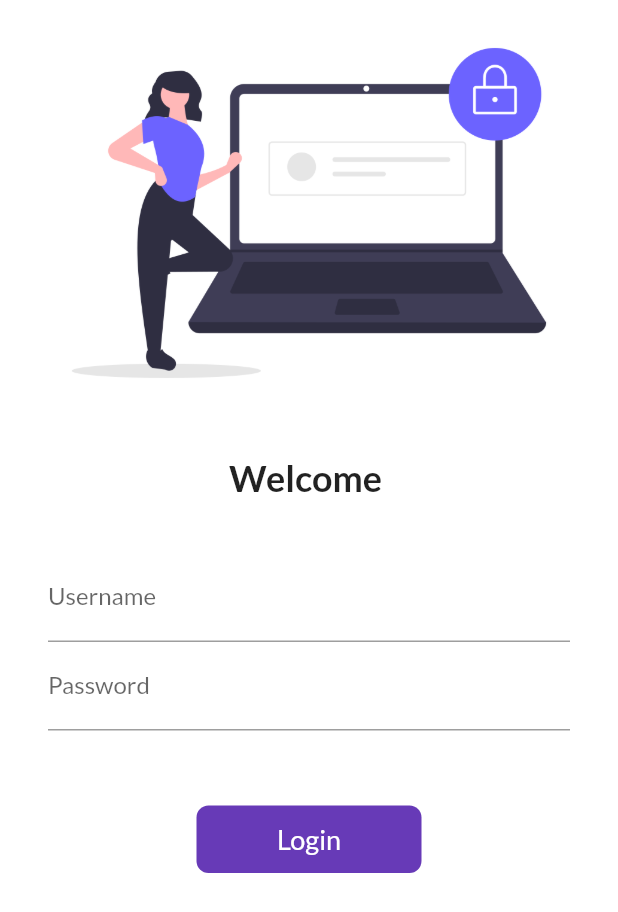
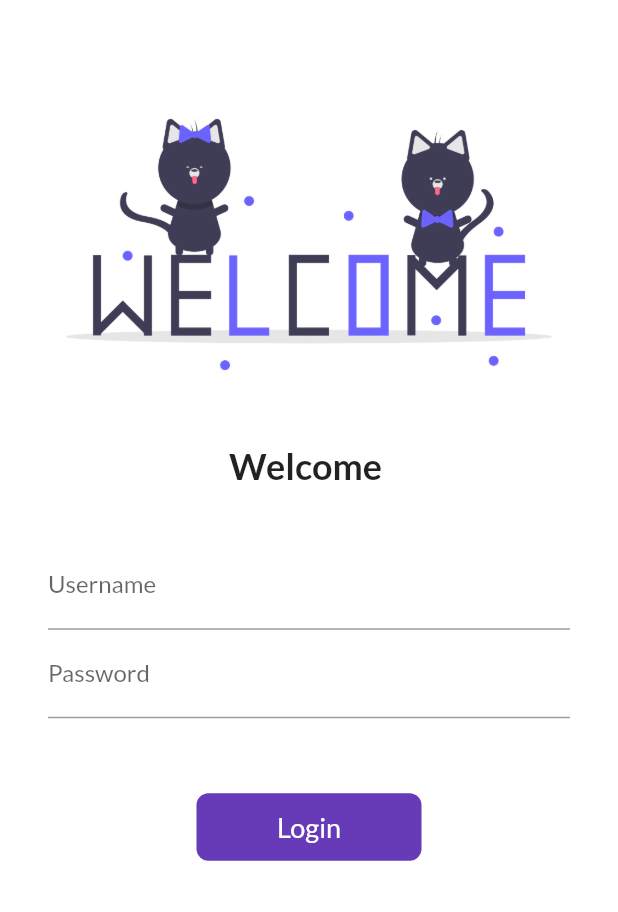
Before and after one commit to harikrishna-makwana/30DaysOfFlutter, a Flutter app: the screen it shows after launch, on a phone screen of 412 x 824 dp. Shown: the top 912 px of the screen. Run offline on Flutter 3.47's test engine with Material 2 defaults, Android fonts, the phone set to English and light mode, and no system bars; our stand-ins replace google_fonts.

Commit message:
Day 8 completed

```diff
--- a/lib/pages/login_page.dart
+++ b/lib/pages/login_page.dart
@@ -14,6 +14,22 @@
   String name = "";
   bool changeButton = false;
 
+  final _formkey = GlobalKey<FormState>();
+
+  moveToHome(BuildContext context) async {
+    if (_formkey.currentState!.validate()) {
+      setState(() {
+        changeButton = true;
+      });
+
+      await Future.delayed(Duration(seconds: 1));
+      await Navigator.pushNamed(context, MyRoutes.homeRoute);
+      setState(() {
+        changeButton = false;
+      });
+    }
+  }
+
   @override
   Widget build(BuildContext context) {
     return Material(
@@ -21,8 +37,11 @@
         child: SingleChildScrollView(
           child: Column(
             children: [
+              SizedBox(
+                height: 50.0,
+              ),
               Image.asset(
-                "assets/images/login_image.png",
+                "assets/images/hey.png",
                 fit: BoxFit.cover,
               ),
               SizedBox(
@@ -41,9 +60,18 @@
               Padding(
                 padding: const EdgeInsets.symmetric(
                     vertical: 16.0, horizontal: 32.0),
+                child: Form(
+                  key: _formkey,
                   child: Column(
                     children: [
                       TextFormField(
+                        validator: (value) {
+                          if (value!.isEmpty) {
+                            return "Username cannot be empty";
+                          }
+
+                          return null;
+                        },
                         decoration: InputDecoration(
                             hintText: "Enter the Username",
                             labelText: "Username"),
@@ -53,6 +81,15 @@
                         },
                       ),
                       TextFormField(
+                        validator: (value) {
+                          if (value!.isEmpty) {
+                            return "Password cannot be empty";
+                          } else if (value.length < 6) {
+                            return "Password length should be atleast 6";
+                          }
+
+                          return null;
+                        },
                         obscureText: true,
                         decoration: InputDecoration(
                             hintText: "Enter the Password",
@@ -61,24 +98,18 @@
                       SizedBox(
                         height: 50.0,
                       ),
-                    InkWell(
-                      onTap: () async {
-                        setState(() {
-                          changeButton = true;
-                        });
-
-                        await Future.delayed(Duration(seconds: 1));
-                        Navigator.pushNamed(context, MyRoutes.homeRoute);
-                      },
+                      Material(
+                        color: Colors.deepPurple,
+                        borderRadius:
+                            BorderRadius.circular(changeButton ? 50 : 8),
+                        child: InkWell(
+                          onTap: () => moveToHome(context),
                           child: AnimatedContainer(
                             duration: Duration(seconds: 1),
                             height: 45,
+                            alignment: Alignment.center,
                             width: changeButton ? 50 : 150,
-                        decoration: BoxDecoration(
-                            color: Colors.deepPurple,
-                            borderRadius:
-                                BorderRadius.circular(changeButton ? 50 : 8)),
-                        child: Center(
+                            child: Container(
                                 child: changeButton
                                     ? Icon(
                                         Icons.done,
@@ -86,17 +117,13 @@
                                       )
                                     : Text("Login",
                                         style: TextStyle(
-                                        color: Colors.white, fontSize: 18))),
+                                            color: Colors.white,
+                                            fontSize: 18))),
+                          ),
                         ),
                       )
-                    // ElevatedButton(
-                    //   onPressed: () {
-                    //     Navigator.pushNamed(context, MyRoutes.homeRoute);
-                    //   },
-                    //   child: Text("Login"),
-                    //   style: TextButton.styleFrom(minimumSize: Size(150, 45)),
-                    // )
                     ],
+                  ),
                 ),
               ),
             ],
```
Also changed, not shown: assets/images/hey.png (added), assets/images/login_image copy.png (deleted). Lines whose indentation alone changed are shown as unchanged.
